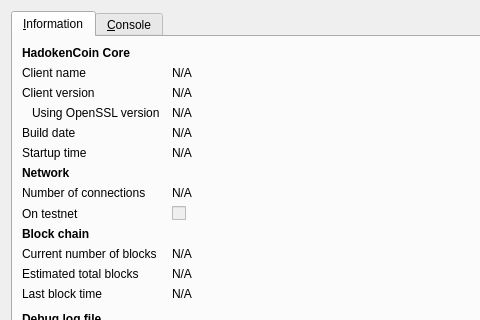
Above: src/qt/forms/rpcconsole.ui from checkthecode/hadokencoin before the change; both pictures show x 0 to 480 and y 0 to 320 of the 740 by 450 pixel window. Below: the same form after it.
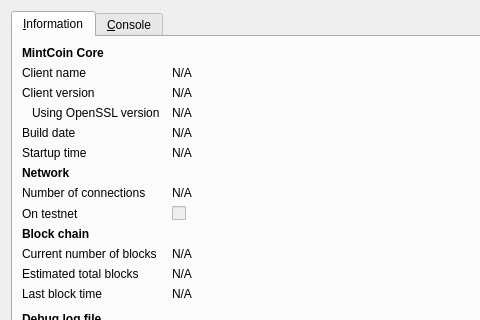
That is the form after the change. Icons and pictures are not drawn.

The edit to the form file:
```diff
--- a/src/qt/forms/rpcconsole.ui
+++ b/src/qt/forms/rpcconsole.ui
@@ -36,7 +36,7 @@
           </font>
          </property>
          <property name="text">
-          <string>HadokenCoin Core</string>
+          <string>MintCoin Core</string>
          </property>
         </widget>
        </item>
```
Left out of the diff: 6 changed lines with no effect on the pictures.
